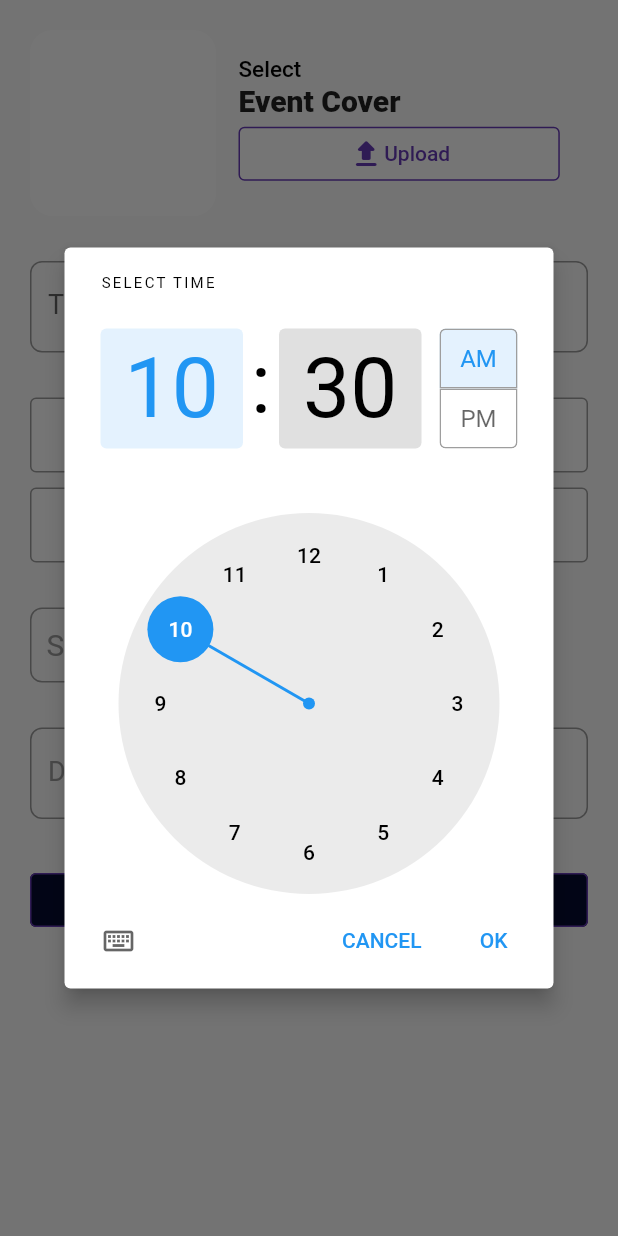
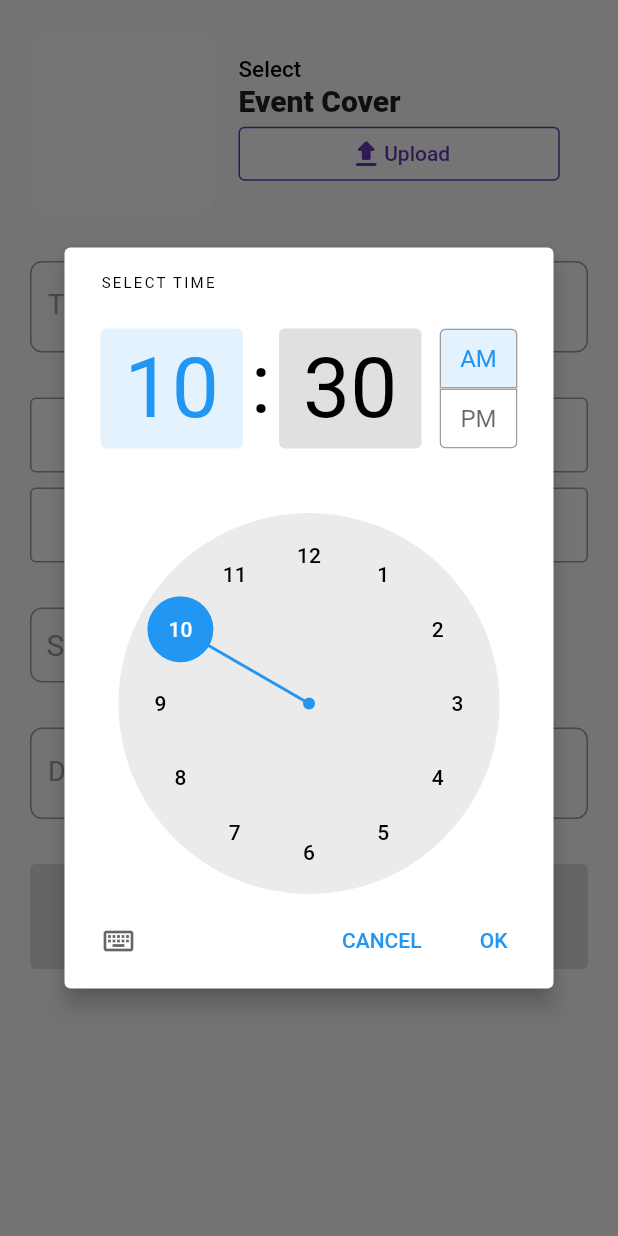
Before and after one commit to dekad4n/ens491-mobile, a Flutter app: the CreateEvent screen opened directly, after a tap on "Start Time", on a phone screen of 412 x 824 dp. Run offline on Flutter 3.47's test engine with Material 2 defaults, Android fonts, the phone set to English and light mode, and no system bars; our stand-ins replace carousel_slider, flutter_dotenv, image_picker; missing offline and left inert: walletconnect_dart; accounts and stored records are empty; network calls fail; key blocks and very long unbroken strings in the code were emptied for the run.

Commit message:
Fix null-check bugs in creatEvent page

```diff
--- a/lib/pages/createEvent.dart
+++ b/lib/pages/createEvent.dart
@@ -180,15 +180,17 @@ class _CreateEventState extends State<CreateEvent> {
 
   titleTextFormField() {
     return TextFormField(
-      style: TextStyle(fontSize: 18),
+      style: TextStyle(fontSize: 18, color: Colors.deepPurple),
       // The validator receives the text that the user has entered.
       decoration: InputDecoration(
+          focusedBorder: OutlineInputBorder(
+              borderSide: BorderSide(color: Colors.deepPurple)),
           border: OutlineInputBorder(
             borderRadius: BorderRadius.circular(8),
           ),
           labelText: 'Title',
-      ),
-
+          labelStyle: TextStyle(color: Colors.grey)),
+      cursorColor: Colors.deepPurple,
       validator: (value) {
         if (value == null || value.isEmpty) {
           return 'Please enter some text';
@@ -425,13 +427,15 @@ class _CreateEventState extends State<CreateEvent> {
       style: TextStyle(fontSize: 18),
       // The validator receives the text that the user has entered.
       decoration: InputDecoration(
-          labelStyle: TextStyle(
-              color: _description != null ? Colors.deepPurple : Colors.grey),
+        focusedBorder: OutlineInputBorder(
+            borderSide: BorderSide(color: Colors.deepPurple)),
+        border: OutlineInputBorder(
+          borderRadius: BorderRadius.circular(8),
+        ),
+        labelStyle: TextStyle(color: Colors.grey),
         labelText: 'Description',
-          border: OutlineInputBorder(borderRadius: BorderRadius.circular(8))),
-      keyboardType: TextInputType.multiline,
-      minLines: 1, //Normal textInputField will be displayed
-      maxLines: 6,
+      ),
+      cursorColor: Colors.deepPurple,
       validator: (value) {
         if (value == null || value.isEmpty) {
           return 'Please enter some text';
@@ -446,18 +450,30 @@ class _CreateEventState extends State<CreateEvent> {
   }
 
   confirmButton() {
+    bool isEnabled = _coverImage != null &&
+        _startDate != null &&
+        _endDate != null &&
+        _startTime != null &&
+        _endTime != null &&
+        _category != null;
+
     return Row(
       children: [
         Expanded(
+          child: Container(
+            height: 70,
             child: ElevatedButton(
               style: ElevatedButton.styleFrom(
-              backgroundColor: Color(0xff050a31), // Background color
+                backgroundColor: isEnabled
+                    ? Color(0xff050a31)
+                    : Colors.grey, // Background color
                 elevation: 0,
-              side: BorderSide(color: Colors.deepPurple),
               ),
-            onPressed: () {
+              onPressed: isEnabled
+                  ? () {
                       // Validate returns true if the form is valid, or false otherwise.
-              if (_formKey.currentState!.validate() &&
+                      if (_formKey.currentState != null &&
+                          _formKey.currentState!.validate() &&
                           _coverImage != null &&
                           _startDate != null &&
                           _endDate != null &&
@@ -470,29 +486,35 @@ class _CreateEventState extends State<CreateEvent> {
                           const SnackBar(content: Text('Processing Data')),
                         );
 
-                Navigator.push(
-                  context,
-                  MaterialPageRoute(
-                    builder: (context) => CreateTicket(
-                      props: {
-                        "coverImageAsBytes": _coverImageAsBytes,
-                        "title": _title,
-                        "startDate": _startDate,
-                        "endDate": _endDate,
-                        "startTime": _startTime,
-                        "endTime": _endTime,
-                        "category": _category,
-                        "description": _description,
-                      },
-                    ),
-                  ),
-                );
+                        // 1- Send request to backend
+
+                        // 2- Move next page
+
+                        // Navigator.push(
+                        //   context,
+                        //   MaterialPageRoute(
+                        //     builder: (context) => CreateTicket(
+                        //       props: {
+                        //         "coverImageAsBytes": _coverImageAsBytes,
+                        //         "title": _title,
+                        //         "startDate": _startDate,
+                        //         "endDate": _endDate,
+                        //         "startTime": _startTime,
+                        //         "endTime": _endTime,
+                        //         "category": _category,
+                        //         "description": _description,
+                        //       },
+                        //     ),
+                        //   ),
+                        // );
                       }
-            },
+                    }
+                  : null,
               child: const Text(
                 'Confirm',
                 style: TextStyle(
                   fontSize: 18,
+                ),
               ),
             ),
           ),
```
Also changed, not shown: lib/pages/createTicket.dart (+42 -11 lines). Lines whose indentation alone changed are shown as unchanged.
